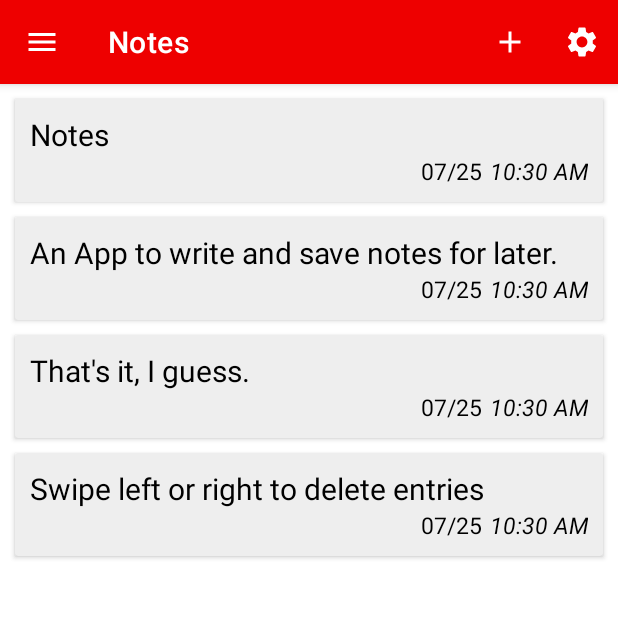
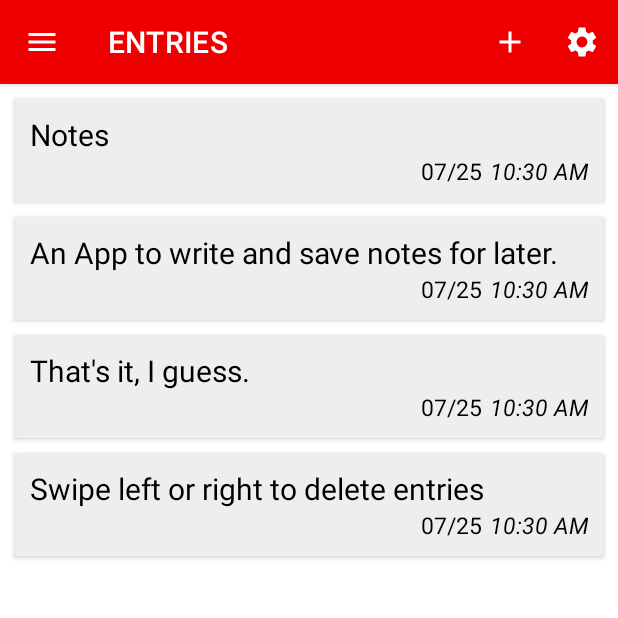
Before and after one commit to Yukon2077/Notes_By_Yukon, an Android app: the screen it shows after launch (MainActivity), on a phone screen of 412 x 824 dp, the top half of it. Run offline under Robolectric (Android 15) with nearby library versions, the phone set to English and light mode, and no system bars.

Commit message:
Improved it.

```diff
--- a/app/src/main/java/activities/MainActivity.java
+++ b/app/src/main/java/activities/MainActivity.java
@@ -22,7 +22,6 @@ import android.database.sqlite.SQLiteDatabase;
 import android.os.Bundle;
 import android.view.Menu;
 import android.view.MenuItem;
-import android.view.SubMenu;
 import android.view.ViewGroup;
 import android.widget.EditText;
 import android.widget.FrameLayout;
@@ -49,6 +48,8 @@ public class MainActivity extends AppCompatActivity implements NavigationView.On
     public NavigationView navigationView;
     public Menu navMenu;
     public List<String> tables = new ArrayList<>();
+    public SharedPreferences sharedPreferences;
+    public SharedPreferences.Editor spEdit;
 
 
     @Override
@@ -62,6 +63,12 @@ public class MainActivity extends AppCompatActivity implements NavigationView.On
         actionBar = getSupportActionBar();
         actionBar.setDisplayHomeAsUpEnabled(true);
         actionBar.setHomeAsUpIndicator(R.drawable.ic_menu);
+        sharedPreferences = getSharedPreferences("com.yukon.notes.sp",MODE_PRIVATE);
+        spEdit = sharedPreferences.edit();
+        String title = sharedPreferences.getString("LAST_TABLE","ENTRIES");
+        Integer j = sharedPreferences.getInt("LAST_ID",0);
+        actionBar.setTitle(title);
+        CURRENT_TABLE = title;
 
 
         notesSQLiteHelper = new NotesSQLiteHelper(this);
@@ -97,12 +104,12 @@ public class MainActivity extends AppCompatActivity implements NavigationView.On
         for (int i = 0; i < tables.size(); i++)
         {
             String text = tables.get(i);
-            int resourceId = this.getResources().getIdentifier(text, "string", this.getPackageName());
-            navMenu.add(R.id.group, resourceId,1,text);
+            navMenu.add(R.id.group, i,1,text);
         }
-        navMenu.setGroupCheckable(R.id.group,true,false);
-        navMenu.getItem(1).setChecked(true);
-        toolbar.setTitle(navMenu.getItem(1).getTitle());
+        navMenu.setGroupCheckable(R.id.group,true,true);
+        navMenu.findItem(j).setChecked(true);
+
+
 
     }
 
@@ -173,9 +180,13 @@ public class MainActivity extends AppCompatActivity implements NavigationView.On
                 if(item!=null){
                     String text = String.valueOf(item.getTitle());
                     CURRENT_TABLE = text;
-                    toolbar.setTitle(text);
+                    actionBar.setTitle(text);
                     db = notesSQLiteHelper.getReadableDatabase();
                     entryAdapter.swapCursor(notesSQLiteHelper.getAllItems(db, CURRENT_TABLE));
+                    spEdit.putString("LAST_TABLE",text);
+                    spEdit.putInt("LAST_ID",item.getItemId());
+                    spEdit.apply();
+                    drawerLayout.closeDrawer(GravityCompat.START);
                 }
         }
         return true;
```
